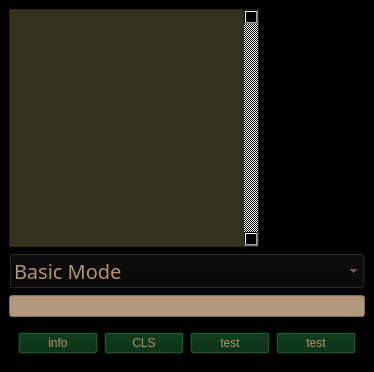
Before: the Qt Designer form mainwindow.ui in ddvega/CScalculator, drawn with Qt 5.
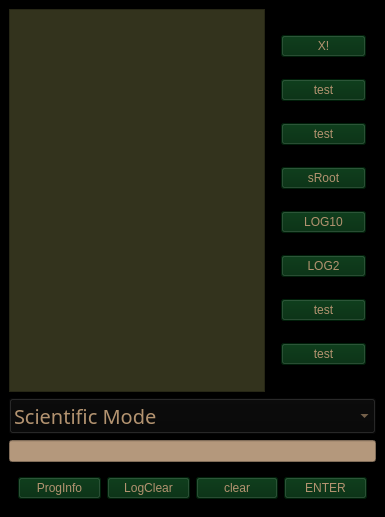
After: the same form once the commit is applied. The open tabs and pages were chosen to show the change.

Diff of the .ui file:
```diff
--- a/mainwindow.ui
+++ b/mainwindow.ui
@@ -6,8 +6,8 @@
    <rect>
     <x>0</x>
     <y>0</y>
-    <width>342</width>
-    <height>342</height>
+    <width>385</width>
+    <height>517</height>
    </rect>
   </property>
   <property name="windowTitle">
@@ -49,7 +49,7 @@
        <number>0</number>
       </property>
       <property name="verticalScrollBarPolicy">
-       <enum>Qt::ScrollBarAlwaysOn</enum>
+       <enum>Qt::ScrollBarAsNeeded</enum>
       </property>
       <property name="horizontalScrollBarPolicy">
        <enum>Qt::ScrollBarAlwaysOff</enum>
@@ -82,26 +82,6 @@
       <property name="currentIndex">
        <number>1</number>
       </property>
-      <widget class="QWidget" name="basic">
-       <widget class="QPushButton" name="basEnterButt">
-        <property name="geometry">
-         <rect>
-          <x>320</x>
-          <y>0</y>
-          <width>101</width>
-          <height>31</height>
-         </rect>
-        </property>
-        <property name="styleSheet">
-         <string notr="true">background-color: rgb(0, 42, 12);
-color: rgb(179, 147, 112);
-font: 75 15pt &quot;Menlo&quot;;</string>
-        </property>
-        <property name="text">
-         <string>ENTER</string>
-        </property>
-       </widget>
-      </widget>
       <widget class="QWidget" name="scientific">
        <layout class="QVBoxLayout" name="verticalLayout">
         <item>
@@ -284,11 +264,6 @@
 background-color: rgb(8, 8, 8);
 </string>
       </property>
-      <item>
-       <property name="text">
-        <string>Basic Mode</string>
-       </property>
-      </item>
       <item>
        <property name="text">
         <string>Scientific Mode</string>
@@ -340,35 +315,23 @@
 font: 75 12pt &quot;Menlo&quot;;</string>
          </property>
          <property name="text">
-          <string>info</string>
-         </property>
-        </widget>
-       </item>
-       <item row="0" column="1">
-        <widget class="QPushButton" name="clearButt">
-         <property name="styleSheet">
-          <string notr="true">background-color: rgb(0, 42, 12);
-color: rgb(179, 147, 112);
-font: 75 12pt &quot;Menlo&quot;;</string>
-         </property>
-         <property name="text">
-          <string>CLS</string>
+          <string>ProgInfo</string>
          </property>
         </widget>
        </item>
        <item row="0" column="2">
-        <widget class="QPushButton" name="pushButton_4">
+        <widget class="QPushButton" name="clearButt">
          <property name="styleSheet">
           <string notr="true">background-color: rgb(0, 42, 12);
 color: rgb(179, 147, 112);
 font: 75 12pt &quot;Menlo&quot;;</string>
          </property>
          <property name="text">
-          <string>test</string>
+          <string>clear</string>
          </property>
         </widget>
        </item>
-       <item row="0" column="3">
+       <item row="0" column="4">
         <widget class="QPushButton" name="pushButton_5">
          <property name="styleSheet">
           <string notr="true">background-color: rgb(0, 42, 12);
@@ -376,7 +339,19 @@
 font: 75 12pt &quot;Menlo&quot;;</string>
          </property>
          <property name="text">
-          <string>test</string>
+          <string>ENTER</string>
+         </property>
+        </widget>
+       </item>
+       <item row="0" column="1">
+        <widget class="QPushButton" name="pushButton_4">
+         <property name="styleSheet">
+          <string notr="true">background-color: rgb(0, 42, 12);
+color: rgb(179, 147, 112);
+font: 75 9pt &quot;Menlo&quot;;</string>
+         </property>
+         <property name="text">
+          <string>LogClear</string>
          </property>
         </widget>
        </item>
```
Left out of the diff: 12 changed lines with no effect on the pictures.
